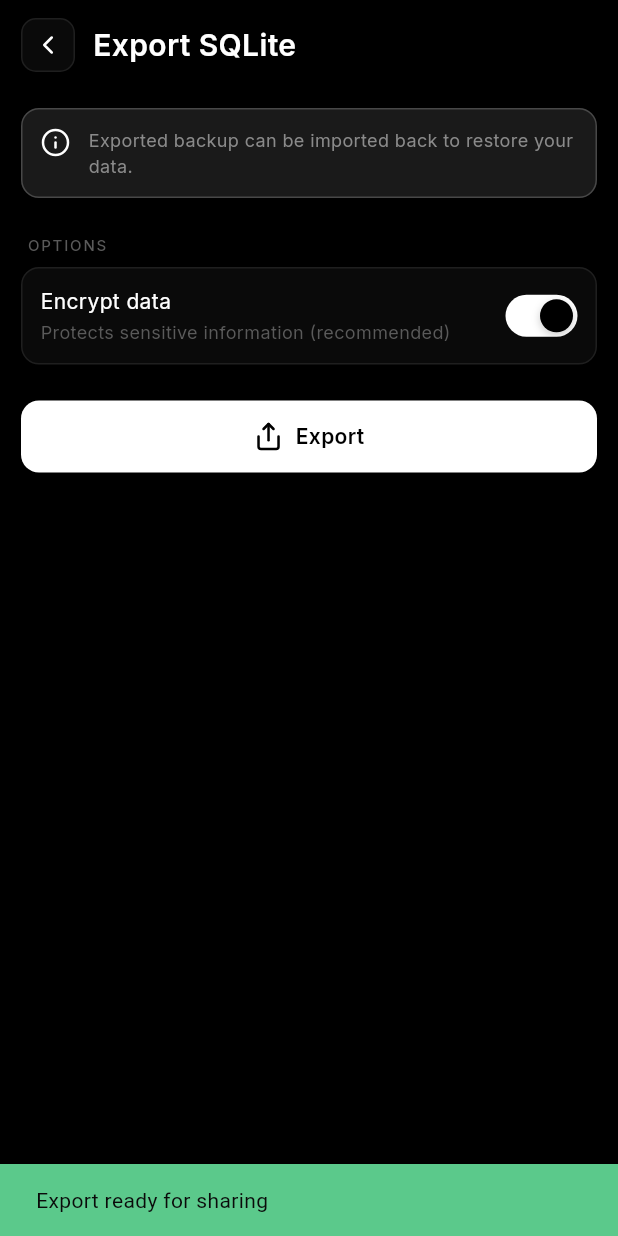
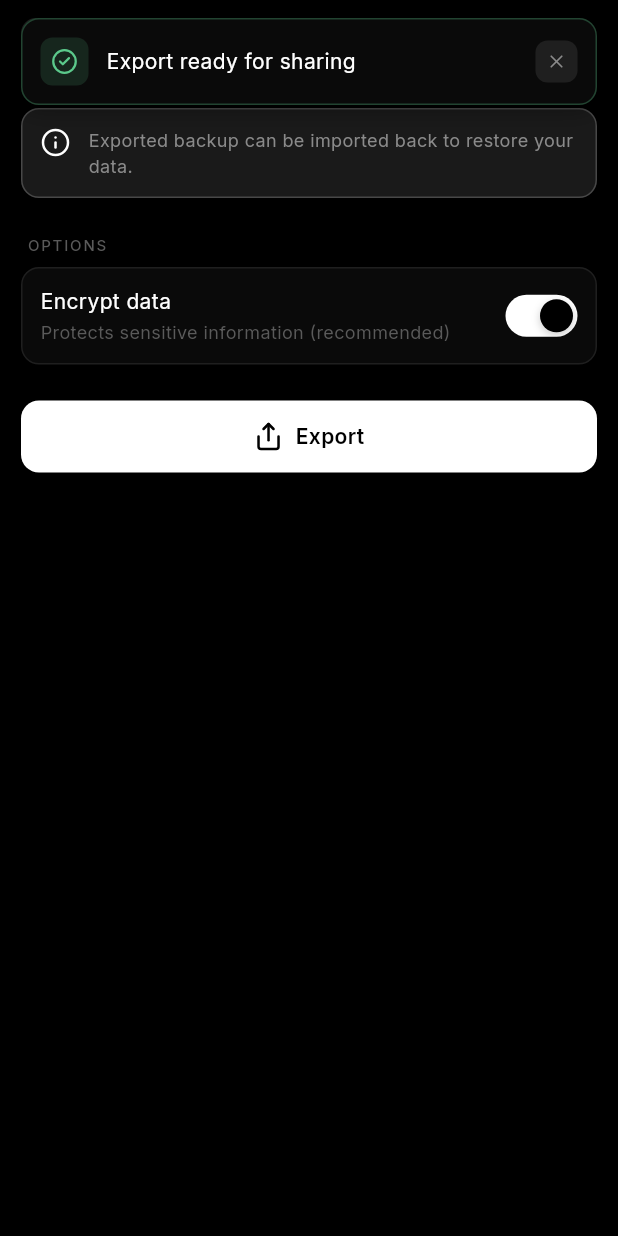
Before and after one commit to dy-sh/Cachium, a Flutter app: the ExportScreen screen opened directly, after a tap on "Export", on a phone screen of 412 x 824 dp. Run offline on Flutter 3.47's test engine with Material 3 defaults, Android fonts, the phone set to English and light mode, and no system bars; our stand-ins replace csv, drift, drift_flutter, file_picker, flutter_riverpod, freezed_annotation and 4 more; missing offline and left inert: cryptography, sqlite3; accounts and stored records are empty; generated files the repository leaves out were written again.

Commit message:
notifications

```diff
--- /dev/null
+++ b/lib/design_system/components/feedback/fm_notification.dart
@@ -0,0 +1,368 @@
+import 'dart:async';
+
+import 'package:flutter/material.dart';
+import 'package:lucide_icons/lucide_icons.dart';
+
+import '../../../core/constants/app_animations.dart';
+import '../../../core/constants/app_colors.dart';
+import '../../../core/constants/app_radius.dart';
+import '../../../core/constants/app_spacing.dart';
+import '../../../core/constants/app_typography.dart';
+
+/// Notification type determines the color scheme and icon.
+enum FMNotificationType {
+  success,
+  error,
+  warning,
+  info,
+}
+
+extension FMNotificationTypeExtension on FMNotificationType {
+  Color get color {
+    switch (this) {
+      case FMNotificationType.success:
+        return AppColors.green;
+      case FMNotificationType.error:
+        return AppColors.red;
+      case FMNotificationType.warning:
+        return AppColors.yellow;
+      case FMNotificationType.info:
+        return AppColors.cyan;
+    }
+  }
+
+  IconData get icon {
+    switch (this) {
+      case FMNotificationType.success:
+        return LucideIcons.checkCircle2;
+      case FMNotificationType.error:
+        return LucideIcons.xCircle;
+      case FMNotificationType.warning:
+        return LucideIcons.alertTriangle;
+      case FMNotificationType.info:
+        return LucideIcons.info;
+    }
+  }
+}
+
+/// A notification widget matching the Cachium design system.
+/// Appears from the top with slide + fade animation.
+class FMNotification extends StatefulWidget {
+  final String message;
+  final FMNotificationType type;
+  final Duration duration;
+  final VoidCallback? onDismiss;
+  final bool showCloseButton;
+
+  const FMNotification({
+    super.key,
+    required this.message,
+    this.type = FMNotificationType.info,
+    this.duration = const Duration(seconds: 3),
+    this.onDismiss,
+    this.showCloseButton = true,
+  });
+
+  @override
+  State<FMNotification> createState() => _FMNotificationState();
+}
+
+class _FMNotificationState extends State<FMNotification>
+    with SingleTickerProviderStateMixin {
+  late AnimationController _controller;
+  late Animation<double> _slideAnimation;
+  late Animation<double> _fadeAnimation;
+  Timer? _dismissTimer;
+
+  @override
+  void initState() {
+    super.initState();
+    _controller = AnimationController(
+      duration: AppAnimations.slow,
+      vsync: this,
+    );
+
+    _slideAnimation = Tween<double>(
+      begin: -1.0,
+      end: 0.0,
+    ).animate(CurvedAnimation(
+      parent: _controller,
+      curve: AppAnimations.sharpCurve,
+    ));
+
+    _fadeAnimation = Tween<double>(
+      begin: 0.0,
+      end: 1.0,
+    ).animate(CurvedAnimation(
+      parent: _controller,
+      curve: AppAnimations.defaultCurve,
+    ));
+
+    _controller.forward();
+
+    if (widget.duration > Duration.zero) {
+      _dismissTimer = Timer(widget.duration, _dismiss);
+    }
+  }
+
+  @override
+  void dispose() {
+    _dismissTimer?.cancel();
+    _controller.dispose();
+    super.dispose();
+  }
+
+  Future<void> _dismiss() async {
+    _dismissTimer?.cancel();
+    await _controller.reverse();
+    widget.onDismiss?.call();
+  }
+
+  @override
+  Widget build(BuildContext context) {
+    final color = widget.type.color;
+
+    return AnimatedBuilder(
+      animation: _controller,
+      builder: (context, child) {
+        return Transform.translate(
+          offset: Offset(0, _slideAnimation.value * 100),
+          child: Opacity(
+            opacity: _fadeAnimation.value,
+            child: child,
+          ),
+        );
+      },
+      child: GestureDetector(
+        onVerticalDragEnd: (details) {
+          if (details.primaryVelocity != null && details.primaryVelocity! < 0) {
+            _dismiss();
+          }
+        },
+        child: Container(
+          margin: const EdgeInsets.symmetric(
+            horizontal: AppSpacing.screenPadding,
+          ),
+          padding: const EdgeInsets.all(AppSpacing.md),
+          decoration: BoxDecoration(
+            color: AppColors.surface,
+            borderRadius: AppRadius.mdAll,
+            border: Border.all(
+              color: color.withOpacity(0.3),
+              width: 1,
+            ),
+            boxShadow: [
+              BoxShadow(
+                color: Colors.black.withOpacity(0.3),
+                blurRadius: 12,
+                offset: const Offset(0, 4),
+              ),
+            ],
+          ),
+          child: Row(
+            children: [
+              // Icon indicator
+              Container(
+                width: 32,
+                height: 32,
+                decoration: BoxDecoration(
+                  color: color.withOpacity(0.15),
+                  borderRadius: AppRadius.smAll,
+                ),
+                child: Icon(
+                  widget.type.icon,
+                  color: color,
+                  size: 18,
+                ),
+              ),
+              const SizedBox(width: AppSpacing.md),
+              // Message
+              Expanded(
+                child: Text(
+                  widget.message,
+                  style: AppTypography.bodyMedium,
+                  maxLines: 2,
+                  overflow: TextOverflow.ellipsis,
+                ),
+              ),
+              // Close button
+              if (widget.showCloseButton) ...[
+                const SizedBox(width: AppSpacing.sm),
+                GestureDetector(
+                  onTap: _dismiss,
+                  child: Container(
+                    width: 28,
+                    height: 28,
+                    decoration: BoxDecoration(
+                      color: AppColors.border,
+                      borderRadius: AppRadius.smAll,
+                    ),
+                    child: const Icon(
+                      LucideIcons.x,
+                      color: AppColors.textSecondary,
+                      size: 14,
+                    ),
+                  ),
+                ),
+              ],
+            ],
+          ),
+        ),
+      ),
+    );
+  }
+}
+
+/// Manages showing notifications as overlays.
+class FMNotificationOverlay {
+  static final FMNotificationOverlay _instance = FMNotificationOverlay._();
+  static FMNotificationOverlay get instance => _instance;
+
+  FMNotificationOverlay._();
+
+  OverlayEntry? _currentEntry;
+  final List<_NotificationItem> _queue = [];
+  bool _isShowing = false;
+
+  /// Shows a notification with the given message and type.
+  void show(
+    BuildContext context,
+    String message, {
+    FMNotificationType type = FMNotificationType.info,
+    Duration duration = const Duration(seconds: 3),
+  }) {
+    _queue.add(_NotificationItem(
+      context: context,
+      message: message,
+      type: type,
+      duration: duration,
+    ));
+
+    if (!_isShowing) {
+      _showNext();
+    }
+  }
+
+  void _showNext() {
+    if (_queue.isEmpty) {
+      _isShowing = false;
+      return;
+    }
+
+    _isShowing = true;
+    final item = _queue.removeAt(0);
+
+    final overlay = Overlay.of(item.context);
+
+    _currentEntry = OverlayEntry(
+      builder: (context) => Positioned(
+        top: MediaQuery.of(item.context).padding.top + AppSpacing.md,
+        left: 0,
+        right: 0,
+        child: Material(
+          color: Colors.transparent,
+          child: FMNotification(
+            message: item.message,
+            type: item.type,
+            duration: item.duration,
+            onDismiss: () {
+              _currentEntry?.remove();
+              _currentEntry = null;
+              _showNext();
+            },
+          ),
+        ),
+      ),
+    );
+
+    overlay.insert(_currentEntry!);
+  }
+
+  /// Shows a success notification.
+  void success(BuildContext context, String message, {Duration? duration}) {
+    show(
+      context,
+      message,
+      type: FMNotificationType.success,
+      duration: duration ?? const Duration(seconds: 3),
+    );
+  }
+
+  /// Shows an error notification.
+  void error(BuildContext context, String message, {Duration? duration}) {
+    show(
+      context,
+      message,
+      type: FMNotificationType.error,
+      duration: duration ?? const Duration(seconds: 4),
+    );
+  }
+
+  /// Shows a warning notification.
+  void warning(BuildContext context, String message, {Duration? duration}) {
+    show(
+      context,
+      message,
+      type: FMNotificationType.warning,
+      duration: duration ?? const Duration(seconds: 3),
+    );
+  }
+
+  /// Shows an info notification.
+  void info(BuildContext context, String message, {Duration? duration}) {
+    show(
+      context,
+      message,
+      type: FMNotificationType.info,
+      duration: duration ?? const Duration(seconds: 3),
+    );
+  }
+
+  /// Dismisses the current notification immediately.
+  void dismiss() {
+    _currentEntry?.remove();
+    _currentEntry = null;
+    _showNext();
+  }
+}
+
+class _NotificationItem {
+  final BuildContext context;
+  final String message;
+  final FMNotificationType type;
+  final Duration duration;
+
+  _NotificationItem({
+    required this.context,
+    required this.message,
+    required this.type,
+    required this.duration,
+  });
+}
+
+/// Extension for easy access from BuildContext.
+extension FMNotificationContext on BuildContext {
+  void showNotification(
+    String message, {
+    FMNotificationType type = FMNotificationType.info,
+    Duration duration = const Duration(seconds: 3),
+  }) {
+    FMNotificationOverlay.instance.show(this, message, type: type, duration: duration);
+  }
+
+  void showSuccessNotification(String message, {Duration? duration}) {
+    FMNotificationOverlay.instance.success(this, message, duration: duration);
+  }
+
+  void showErrorNotification(String message, {Duration? duration}) {
+    FMNotificationOverlay.instance.error(this, message, duration: duration);
+  }
+
+  void showWarningNotification(String message, {Duration? duration}) {
+    FMNotificationOverlay.instance.warning(this, message, duration: duration);
+  }
+
+  void showInfoNotification(String message, {Duration? duration}) {
+    FMNotificationOverlay.instance.info(this, message, duration: duration);
+  }
+}
--- a/lib/design_system/design_system.dart
+++ b/lib/design_system/design_system.dart
@@ -25,6 +25,7 @@
 // Feedback
 export 'components/feedback/fm_empty_state.dart';
 export 'components/feedback/fm_loading_indicator.dart';
+export 'components/feedback/fm_notification.dart';
 
 // Inputs
 export 'components/inputs/fm_amount_input.dart';
--- a/lib/features/settings/presentation/screens/export_screen.dart
+++ b/lib/features/settings/presentation/screens/export_screen.dart
@@ -7,7 +7,7 @@
 import '../../../../core/constants/app_radius.dart';
 import '../../../../core/constants/app_spacing.dart';
 import '../../../../core/constants/app_typography.dart';
-import '../../../../design_system/components/buttons/fm_primary_button.dart';
+import '../../../../design_system/design_system.dart';
 import '../../data/models/export_options.dart';
 import '../providers/database_management_providers.dart';
 import '../widgets/settings_section.dart';
@@ -212,12 +212,7 @@
     final state = ref.read(exportStateProvider);
 
     if (context.mounted && state.hasValue && state.value != null) {
-      ScaffoldMessenger.of(context).showSnackBar(
-        SnackBar(
-          content: const Text('Export ready for sharing'),
-          backgroundColor: AppColors.income,
-        ),
-      );
+      context.showSuccessNotification('Export ready for sharing');
     }
   }
 }
```
Also changed, not shown: lib/features/accounts/presentation/screens/account_form_screen.dart (+4 -17 lines), lib/features/settings/presentation/screens/database_settings_screen.dart (+24 -39 lines), lib/features/welcome/presentation/screens/welcome_screen.dart (+1 -6 lines), 1 other file.
